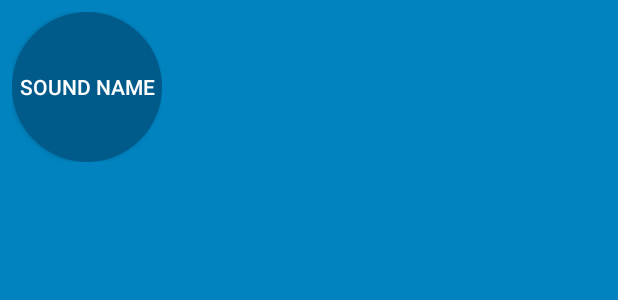
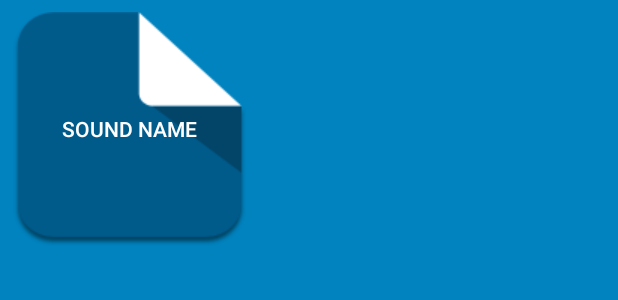
Before and after one commit to sbaghdas/beatbox, an Android app: the layout list_item_sound.xml on its own in the app's theme, with its tools: preview values and no code run, on a phone screen of 412 x 824 dp. Shown: the top 300 px of the screen. Run offline under Robolectric (Android 15) with nearby library versions, the phone set to English and light mode, and no system bars.

Commit message:
Change icons for each sound

```diff
--- a/app/src/main/res/drawable/button_beat_box.xml
+++ b/app/src/main/res/drawable/button_beat_box.xml
@@ -1,5 +1,5 @@
 <?xml version="1.0" encoding="utf-8"?>
 <selector xmlns:android="http://schemas.android.com/apk/res/android">
-    <item android:drawable="@drawable/button_beat_box_normal"/>
-    <item android:state_pressed="true" android:drawable="@drawable/button_beat_box_pressed"/>
+    <item android:drawable="@drawable/ic_button_beat_box_default"/>
+    <item android:state_pressed="true" android:drawable="@drawable/ic_button_beat_box_pressed"/>
 </selector>
--- a/app/src/main/res/layout/list_item_sound.xml
+++ b/app/src/main/res/layout/list_item_sound.xml
@@ -6,8 +6,8 @@
 
     <Button xmlns:android="http://schemas.android.com/apk/res/android"
             xmlns:tools="http://schemas.android.com/tools"
-            android:layout_width="100dp"
-            android:layout_height="100dp"
+            android:layout_width="match_parent"
+            android:layout_height="match_parent"
             android:layout_gravity="center"
             tools:text="Sound name"
             android:id="@+id/sound_button"
```
Also changed, not shown: app/src/main/res/drawable/ic_button_beat_box_default.png (added), app/src/main/res/drawable/ic_button_beat_box_pressed.png (added).
